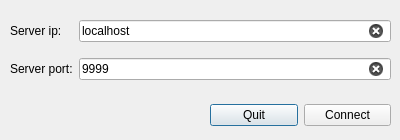
wiekonek/IRC, file ClientIRC/pickserverdialog.ui: the form before one commit.
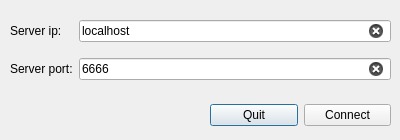
The form after the commit.

Diff of the .ui file:
```diff
--- a/ClientIRC/pickserverdialog.ui
+++ b/ClientIRC/pickserverdialog.ui
@@ -55,7 +55,7 @@
        <set>Qt::ImhDigitsOnly</set>
       </property>
       <property name="text">
-       <string>9999</string>
+       <string>6666</string>
       </property>
       <property name="clearButtonEnabled">
        <bool>true</bool>
```
